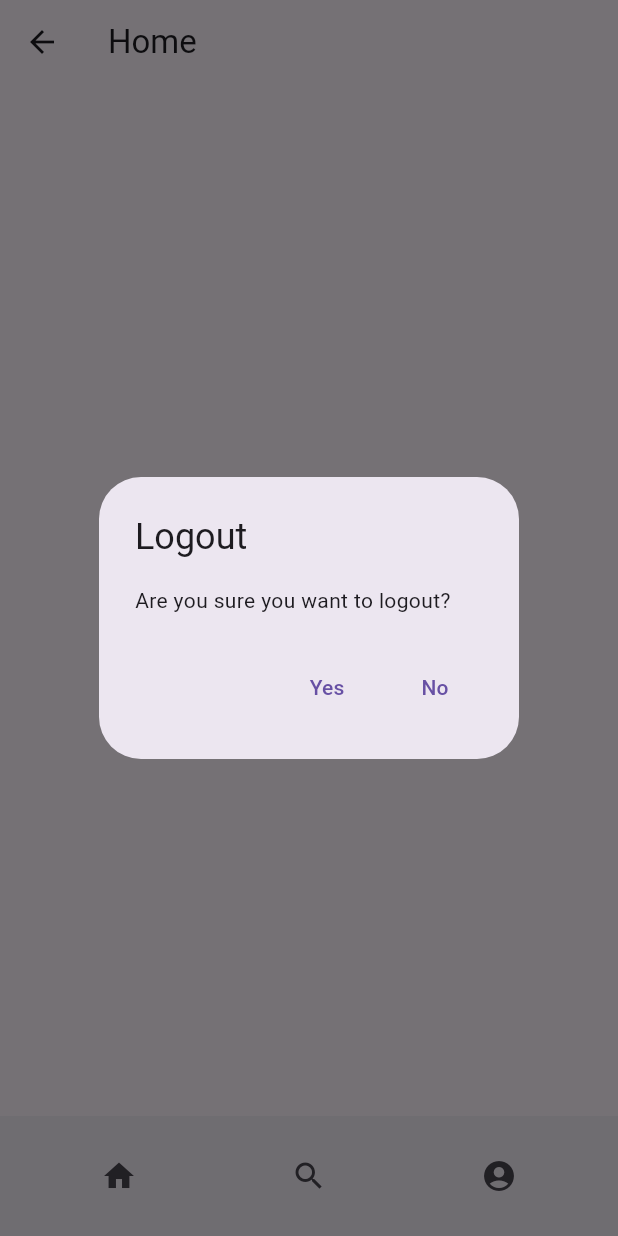
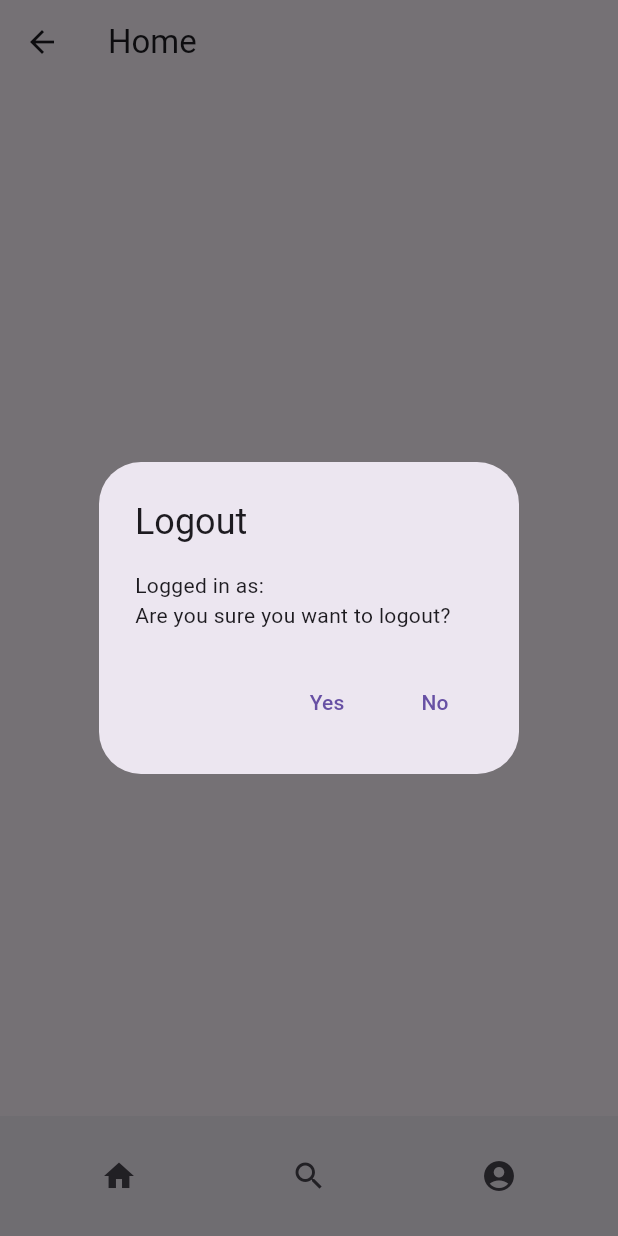
Before and after one commit to aymanDak/HotelFlutter, a Flutter app: the Reservation screen opened directly with empty values, after a tap on the "arrow back ios" icon, after a tap on the "account circle" icon, on a phone screen of 412 x 824 dp. Run offline on Flutter 3.47's test engine with Material 3 defaults, Android fonts, the phone set to English and light mode, and no system bars; our stand-ins replace animated_text_kit, cloud_firestore, firebase_auth, firebase_core, firebase_storage, image_picker; accounts and stored records are empty; network calls fail.

Commit message:
reservation show client

```diff
--- a/lib/SessionManager.dart
+++ b/lib/SessionManager.dart
@@ -1,4 +1,4 @@
-class SessionM {
+/*class SessionM {
   static String? userId;
 
 
@@ -10,4 +10,23 @@ class SessionM {
     return userId;
   }
 
+}*/
+import 'package:cloud_firestore/cloud_firestore.dart';
+
+class SessionM {
+  static String? userId;
+  static String? username; // New field to store the username
+
+  static void setUser(String id, String name) {
+    userId = id;
+    username = name;
+  }
+
+  static String? getUserId() {
+    return userId;
+  }
+
+  static String? getUsername() {
+    return username;
+  }
 }
--- a/lib/home_screen.dart
+++ b/lib/home_screen.dart
@@ -3,6 +3,7 @@ import 'package:hotelflutter/SessionManager.dart';
 import 'package:hotelflutter/loginA.dart';
 import 'package:hotelflutter/loginC.dart';
 import 'package:hotelflutter/reservationDetails.dart';
+import 'package:hotelflutter/reservation_details_screen.dart';
 import 'database.dart';
 import 'package:firebase_auth/firebase_auth.dart';
 
@@ -141,9 +142,15 @@ class _HomeScreenState extends State<HomeScreen> {
             IconButton(
   icon: Icon(Icons.search),
   onPressed: () {
-                // Handle search button tap
+    Navigator.push(
+      context,
+      MaterialPageRoute(
+        builder: (context) => ReservationDetailsScreen(userId: SessionM.getUserId()!),
+      ),
+    );
   },
 ),
+
 
             IconButton(
   icon: Icon(Icons.account_circle),
@@ -151,19 +158,30 @@ class _HomeScreenState extends State<HomeScreen> {
     // Handle profile button tap
     // Check authentication state
 
-                if (userid != null) {
-                  // User is logged in, show logout dialog
+    String? username = SessionM.getUsername();
+    if (username != null) {
+      // User is logged in, show logout dialog with username
       showDialog(
         context: context,
         builder: (BuildContext context) {
           return AlertDialog(
             title: Text('Logout'),
-                        content: Text('Are you sure you want to logout?'),
+            content: Column(
+              mainAxisSize: MainAxisSize.min,
+              crossAxisAlignment: CrossAxisAlignment.start,
+              children: [
+                Text('Logged in as: $username'),
+                Text('Are you sure you want to logout?'),
+              ],
+            ),
             actions: [
               TextButton(
                 onPressed: () async {
                   Navigator.pop(context); // Close the dialog
+                  // Perform logout actions
                         Navigator.push(context, MaterialPageRoute(builder: (context) => loginC()));
+
+
                 },
                 child: Text('Yes'),
               ),
@@ -179,10 +197,11 @@ class _HomeScreenState extends State<HomeScreen> {
       );
     } else {
       // User is not logged in, navigate to login screen
-                  Navigator.push(context, MaterialPageRoute(builder: (context) => logA()));
+      Navigator.push(context, MaterialPageRoute(builder: (context) => loginC()));
     }
   },
 ),
+
           ],
         ),
       ),
--- a/lib/reservationDetails.dart
+++ b/lib/reservationDetails.dart
@@ -4,13 +4,12 @@ import 'package:flutter/material.dart';
 import 'package:hotelflutter/SessionManager.dart';
 import 'package:hotelflutter/database.dart';
 import 'package:hotelflutter/home_screen.dart';
-
+import 'loginC.dart';
 class Reservation extends StatefulWidget {
   final String imageUrl;
   final String label;
   final double price;
   final String description;
-
 
   const Reservation({
     required this.imageUrl,
@@ -25,145 +24,145 @@ class Reservation extends StatefulWidget {
 }
 
 class _ReservationState extends State<Reservation> {
-   DateTime? _startDate=null;
-   DateTime? _endDate=null; // Example: 7 days from now
-  late  double pri=0;
-  int jours=0;
+  DateTime? _startDate = null;
+  DateTime? _endDate = null; // Example: 7 days from now
+  late double pri = 0;
+  int jours = 0;
+
   @override
   void initState() {
     super.initState();
     pri = widget.price;
   }
 
-
-
   @override
   Widget build(BuildContext context) {
     return SafeArea(
       child: Scaffold(
-        body: Stack(
-          children: [
-            SizedBox(
-              width: double.infinity,
-              child: Image.network(widget.imageUrl)
-            ),
+        body: Stack(children: [
+          SizedBox(width: double.infinity, child: Image.network(widget.imageUrl)),
           buttonArrow(),
           scroll()
         ]),
       ),
     );
   }
-  buttonArrow(){
+
+  buttonArrow() {
     return Padding(
       padding: const EdgeInsets.all(20),
-      child:InkWell(
-        onTap: (){
-          Navigator.of(context).pushReplacement(MaterialPageRoute(builder: (context)=> HomeScreen()));
+      child: InkWell(
+        onTap: () {
+          Navigator.of(context).pushReplacement(MaterialPageRoute(builder: (context) => HomeScreen()));
         },
-
-      child:Container(
+        child: Container(
           clipBehavior: Clip.hardEdge,
           height: 55,
-      width:  55,
-      decoration: BoxDecoration(
-        borderRadius: BorderRadius.circular(25)
-      ),
-      child: BackdropFilter(filter: ImageFilter.blur(sigmaX: 10,sigmaY: 10),
+          width: 55,
+          decoration: BoxDecoration(borderRadius: BorderRadius.circular(25)),
+          child: BackdropFilter(
+            filter: ImageFilter.blur(sigmaX: 10, sigmaY: 10),
             child: Container(
               height: 55,
-      width:  55,
-      decoration: BoxDecoration(
-        borderRadius: BorderRadius.circular(25)
-      ),
+              width: 55,
+              decoration: BoxDecoration(borderRadius: BorderRadius.circular(25)),
               child: Icon(
                 Icons.arrow_back_ios,
                 size: 20,
                 color: Colors.white,
               ),
-      )
-    )
-      )
-      )
+            ),
+          ),
+        ),
+      ),
     );
   }
 
-  scroll(){
+  scroll() {
     return DraggableScrollableSheet(
       initialChildSize: 0.63,
       maxChildSize: 1.0,
       minChildSize: 0.6,
-      builder: (context,ScrollController){
+      builder: (context, ScrollController) {
         return Container(
           padding: EdgeInsets.symmetric(horizontal: 20),
           clipBehavior: Clip.hardEdge,
-
-
-          decoration: BoxDecoration(color: Colors.white,borderRadius: BorderRadius.only(topLeft: Radius.circular(20),topRight: Radius.circular(20))),
+          decoration: BoxDecoration(color: Colors.white, borderRadius: BorderRadius.only(topLeft: Radius.circular(20), topRight: Radius.circular(20))),
           child: SingleChildScrollView(
             controller: ScrollController,
             child: Column(
               crossAxisAlignment: CrossAxisAlignment.start,
               children: [
                 Padding(
-                padding: const EdgeInsets.only(top: 10,bottom: 25),
+                  padding: const EdgeInsets.only(top: 10, bottom: 25),
                   child: Row(
                     mainAxisAlignment: MainAxisAlignment.center,
-                  children: [Container(
-                    height: 5,width: 35,color: Colors.grey,
-                  )],
+                    children: [
+                      Container(
+                        height: 5,
+                        width: 35,
+                        color: Colors.grey,
+                      )
+                    ],
                   ),
                 ),
                 Padding(
                   padding: EdgeInsets.symmetric(horizontal: 0),
                   child: Row(
-                  mainAxisAlignment: MainAxisAlignment.spaceBetween, // Alignement horizontal des éléments
+                    mainAxisAlignment: MainAxisAlignment.spaceBetween,
                     children: [
                       Text(
-
                         widget.label,
-                      style: TextStyle(fontSize: 25,fontWeight: FontWeight.bold,color: Colors.blue.shade300),
-
+                        style: TextStyle(fontSize: 25, fontWeight: FontWeight.bold, color: Colors.blue.shade300),
                       ),
                       Text(
                         (pri ?? widget.price).toString() + " Dh/nuits",
-                      style: TextStyle(fontSize: 25,fontWeight: FontWeight.bold,color: Colors.blue.shade300),
+                        style: TextStyle(fontSize: 25, fontWeight: FontWeight.bold, color: Colors.blue.shade300),
                       ),
                     ],
                   ),
                 ),
-              const SizedBox(height: 30,),
+                const SizedBox(
+                  height: 30,
+                ),
                 const Padding(
                   padding: EdgeInsets.symmetric(vertical: 15),
-                child:  Divider(
+                  child: Divider(
                     height: 4,
                   ),
                 ),
-                Text("Description",
-                style: TextStyle(fontSize: 30,fontWeight: FontWeight.bold,color: Colors.blue.shade300)),
+                Text(
+                  "Description",
+                  style: TextStyle(fontSize: 30, fontWeight: FontWeight.bold, color: Colors.blue.shade300),
+                ),
                 SizedBox(height: 10,),
-                Text(widget.description,
+                Text(
+                  widget.description,
                   style: TextStyle(
                     color: Colors.grey.shade600
-                )),
+                  )
+                ),
                 const Padding(
                   padding: EdgeInsets.symmetric(vertical: 15),
-                child:  Divider(
+                  child: Divider(
                     height: 4,
                   ),
                 ),
-                Text("Dure",
-                style: TextStyle(fontSize: 30,fontWeight: FontWeight.bold,color: Colors.blue.shade300)),
+                Text(
+                  "Dure",
+                  style: TextStyle(fontSize: 30, fontWeight: FontWeight.bold, color: Colors.blue.shade300),
+                ),
                 SizedBox(
                   height: 10,
                 ),
                 ListTile(
-                    tileColor: Colors.lightBlueAccent, // Couleur de fond bleu ciel
+                  tileColor: Colors.lightBlueAccent,
                   title: Text(
                     'Sélectionnez la période',
                     style: TextStyle(
                       fontSize: 20,
-                        fontWeight: FontWeight.bold, // Gras
-                        color: Colors.black, // Texte en noir sur fond bleu ciel
+                      fontWeight: FontWeight.bold,
+                      color: Colors.black,
                     ),
                   ),
                   subtitle: _startDate != null && _endDate != null
@@ -171,39 +170,44 @@ class _ReservationState extends State<Reservation> {
                           '${_startDate!.day}/${_startDate!.month}/${_startDate!.year} - ${_endDate!.day}/${_endDate!.month}/${_endDate!.year}',
                           style: TextStyle(
                             fontSize: 18,
-                              color: Colors.black, // Texte en noir sur fond bleu ciel
+                            color: Colors.black,
                           ),
                         )
                       : Text(''),
                   trailing: Icon(
                     Icons.calendar_today,
-                      size: 30, // Taille de l'icône agrandie
-                      color: Colors.black, // Couleur de l'icône en noir sur fond bleu ciel
+                    size: 30,
+                    color: Colors.black,
                   ),
                   onTap: _pickDateRange,
                 ),
                 SizedBox(height: 20,),
                 const Padding(
                   padding: EdgeInsets.symmetric(vertical: 15),
-                child:  Divider(
+                  child: Divider(
                     height: 4,
                   ),
                 ),
                 Padding(
-                    padding: EdgeInsets.symmetric(horizontal: 0), // Ajouter du padding horizontal
+                  padding: EdgeInsets.symmetric(horizontal: 0),
                   child: Center(
-                      child: ElevatedButton(
-                        onPressed: () async{
-                        Map<String,dynamic>? infos; // Déclaration de la variable infos comme nullable
+                    child:ElevatedButton(
+  onPressed: () async {
+    if (SessionM.userId == null) {
+      // User is not authenticated, redirect to login page
+      Navigator.of(context).pushReplacement(MaterialPageRoute(builder: (context) => loginC()));
+    } else {
+      // User is authenticated, proceed with the reservation
+      Map<String, dynamic>? infos; // Déclaration de la variable infos comme nullable
 
       if (_startDate != null && _endDate != null) {
-                          infos={
-                            "label":widget.label,
-                            "prix":pri,
-                            "dated":_startDate,
-                            "datef":_endDate,
-                            "userid":SessionM.userId,
-                            "jour":jours,
+        infos = {
+          "label": widget.label,
+          "prix": pri,
+          "dated": _startDate,
+          "datef": _endDate,
+          "userid": SessionM.userId,
+          "jour": jours,
         };
       }
 
@@ -227,7 +231,7 @@ class _ReservationState extends State<Reservation> {
                   Text(
                     'Champs incomplets',
                     style: TextStyle(
-                                        color:  Colors.black, // couleur jaune pour le titre
+                      color: Colors.black, // couleur jaune pour le titre
                       fontWeight: FontWeight.bold, // texte en gras
                     ),
                   ),
@@ -255,25 +259,29 @@ class _ReservationState extends State<Reservation> {
           },
         );
       }
+    }
   },
-                        child: Text('Reserver',style: TextStyle(color: Colors.white,fontWeight: FontWeight.bold,fontSize: 20),), // Texte du bouton
+  child: Text(
+    'Reserver',
+    style: TextStyle(color: Colors.white, fontWeight: FontWeight.bold, fontSize: 20),
+  ),
   style: ElevatedButton.styleFrom(
     primary: Colors.blue, // Couleur de fond du bouton
     textStyle: TextStyle(fontSize: 20), // Style du texte du bouton
     padding: EdgeInsets.symmetric(horizontal: 90, vertical: 15), // Espacement intérieur du bouton
   ),
 ),
+
                   ),
                 ),
-
-
-
-
-            ],),
+              ],
+            ),
           ),
         );
-      });
+      },
+    );
   }
+
   void _pickDateRange() async {
     final picked = await showDateRangePicker(
       context: context,
@@ -292,12 +300,13 @@ class _ReservationState extends State<Reservation> {
 
         Duration difference = _endDate!.difference(_startDate!);
         jours = difference.inDays;
-        if (jours >0){
-          pri=widget.price*jours;
+        if (jours > 0) {
+          pri = widget.price * jours;
         }
       });
     }
   }
+
   void _showSuccessDialog() {
     showDialog(
       context: context,
--- a/pubspec.yaml
+++ b/pubspec.yaml
@@ -36,6 +36,7 @@ dependencies:
   # Use with the CupertinoIcons class for iOS style icons.
   cupertino_icons: ^1.0.2
   image_picker: ^1.0.7
+  animated_text_kit: ^4.2.2
 
 dev_dependencies:
   flutter_test:
```
Also changed, not shown: lib/add_home_page.dart (+70 -17 lines), lib/database.dart (+30 -2 lines), lib/reservation_details_screen.dart (added, +61 -0 lines), pubspec.lock. Lines whose indentation alone changed are shown as unchanged.
